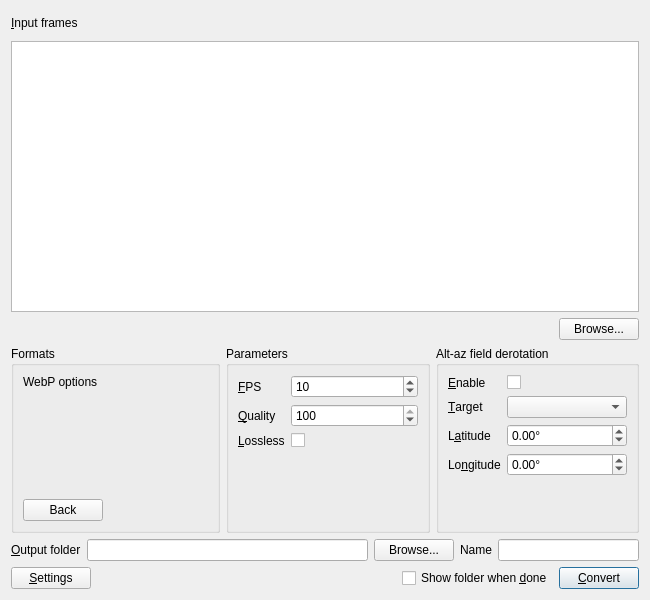
Old version of the form mainframe.ui in the repository EthanChappel/HQ-Animate.
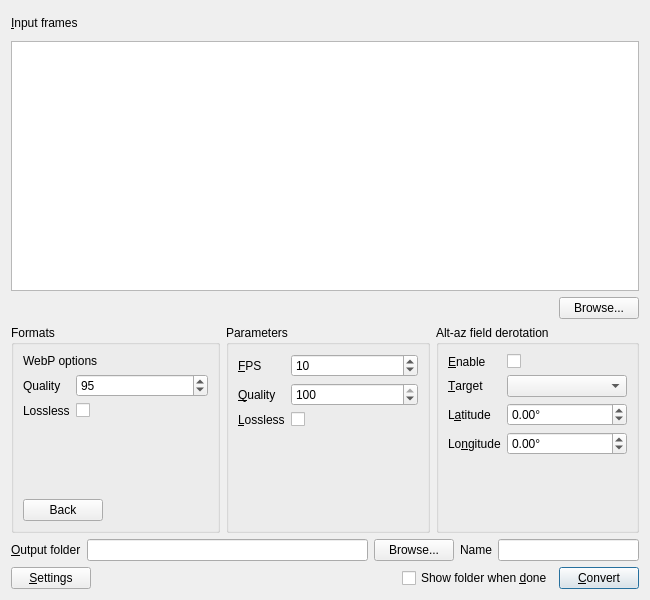
New version of the form. The open tabs and pages were chosen to show the change.

Commit message: Add quality & lossless controls to main frame.

What changed in the file:
```diff
--- a/mainframe.ui
+++ b/mainframe.ui
@@ -435,7 +435,54 @@
              </widget>
             </item>
             <item>
-             <layout class="QFormLayout" name="formLayout_9"/>
+             <layout class="QFormLayout" name="formLayout_9">
+              <item row="0" column="0">
+               <widget class="QLabel" name="webp_quality_label">
+                <property name="text">
+                 <string>Quality</string>
+                </property>
+                <property name="buddy">
+                 <cstring>webp_quality_spinner</cstring>
+                </property>
+               </widget>
+              </item>
+              <item row="0" column="1">
+               <widget class="QSpinBox" name="webp_quality_spinner">
+                <property name="maximum">
+                 <number>100</number>
+                </property>
+                <property name="singleStep">
+                 <number>5</number>
+                </property>
+                <property name="value">
+                 <number>95</number>
+                </property>
+               </widget>
+              </item>
+              <item row="1" column="0">
+               <widget class="QLabel" name="webp_lossless_label">
+                <property name="text">
+                 <string>Lossless</string>
+                </property>
+                <property name="buddy">
+                 <cstring>webp_lossless_check</cstring>
+                </property>
+               </widget>
+              </item>
+              <item row="1" column="1">
+               <widget class="QCheckBox" name="webp_lossless_check">
+                <property name="sizePolicy">
+                 <sizepolicy hsizetype="Fixed" vsizetype="Fixed">
+                  <horstretch>0</horstretch>
+                  <verstretch>0</verstretch>
+                 </sizepolicy>
+                </property>
+                <property name="text">
+                 <string/>
+                </property>
+               </widget>
+              </item>
+             </layout>
             </item>
             <item>
              <spacer name="verticalSpacer_6">
```
The commit also changes 1 other file.
